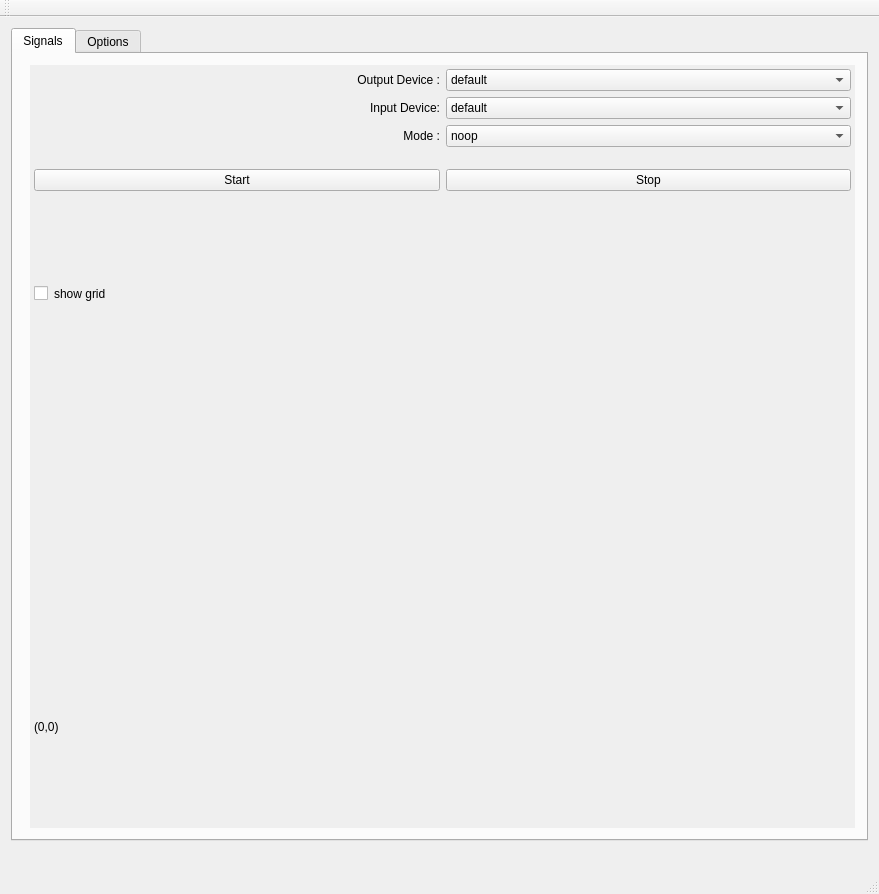
Above: src/gui/MainWindow.ui from gavv/signal-estimator before the change. Below: the same form after it.
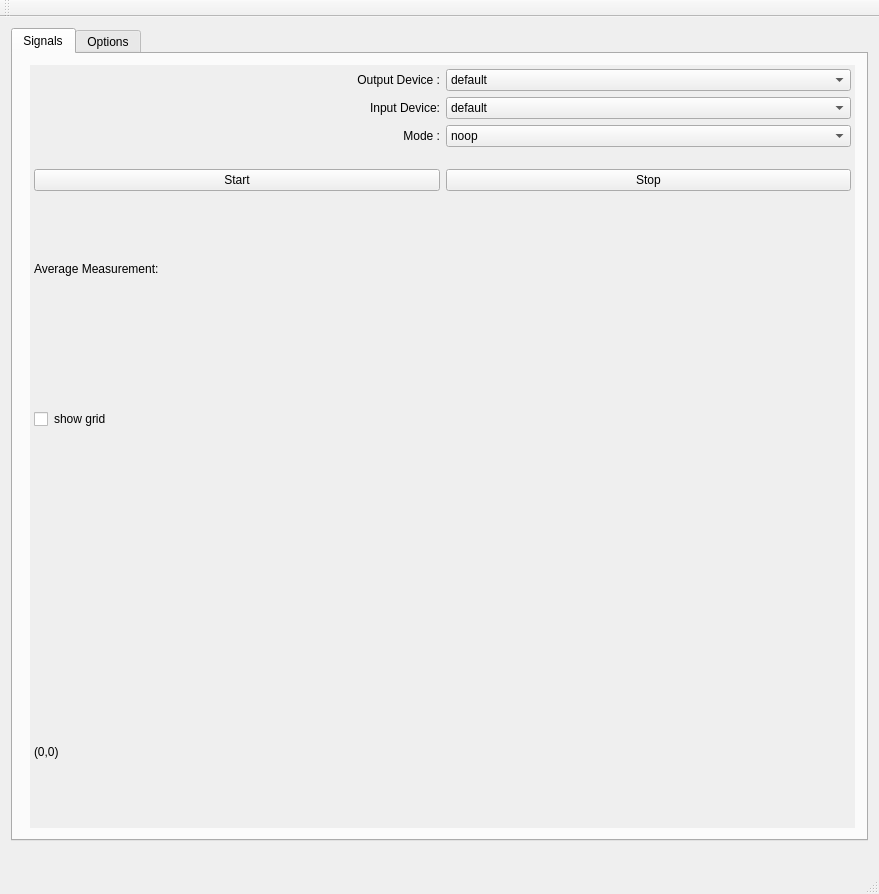
That is the form after the change. Custom widgets are drawn as their Qt base class.

Commit message: added label for average result

What changed in the file:
```diff
--- a/src/gui/MainWindow.ui
+++ b/src/gui/MainWindow.ui
@@ -198,6 +198,21 @@
               </item>
              </layout>
             </item>
+            <item>
+             <layout class="QHBoxLayout">
+              <item>
+               <widget class="QLabel">
+                <property name="text">
+                 <string>Average Measurement: </string>
+                </property>
+               </widget>
+              </item>
+              <item>
+               <widget class="QLabel" name="averageMeasurementResult">
+               </widget>
+              </item>
+             </layout>
+            </item>
             <item>
              <layout class="QHBoxLayout" name="horizontalLayout_3">
               <item>
```
